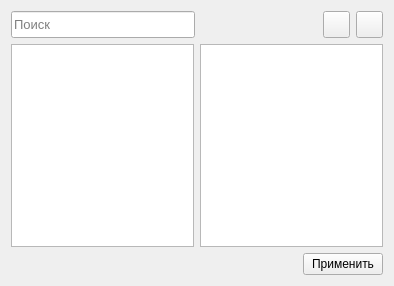
This is src/ChooseEmployee.ui in okostynchuk/Outcall as Qt 5 draws it before an edit. The edited form follows.
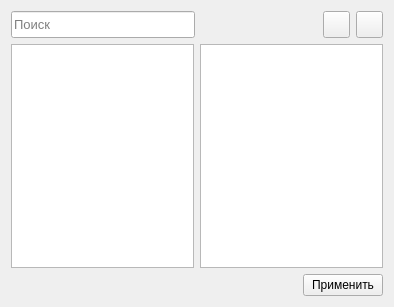
This is the edited form. Icons and pictures are not drawn.

```diff
--- a/src/ChooseEmployee.ui
+++ b/src/ChooseEmployee.ui
@@ -7,7 +7,7 @@
     <x>0</x>
     <y>0</y>
     <width>394</width>
-    <height>286</height>
+    <height>307</height>
    </rect>
   </property>
   <property name="windowTitle">
```
